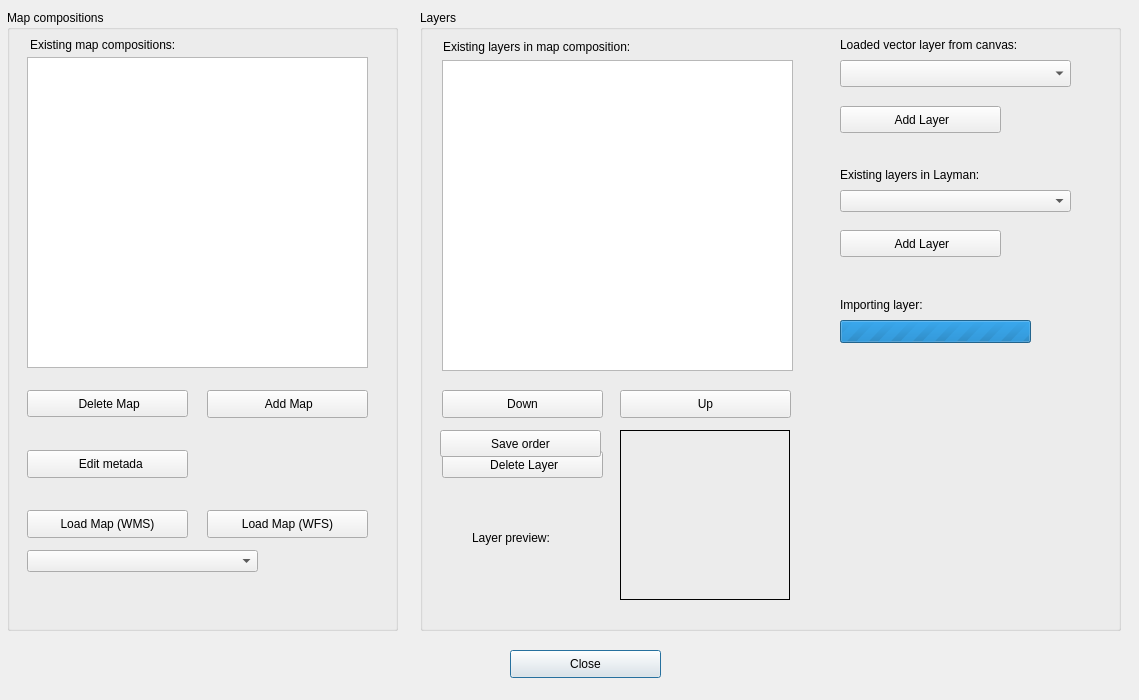
Old version of the form dlg_importMap.ui in the repository LESPROJEKT/qgis-layman-plugin.
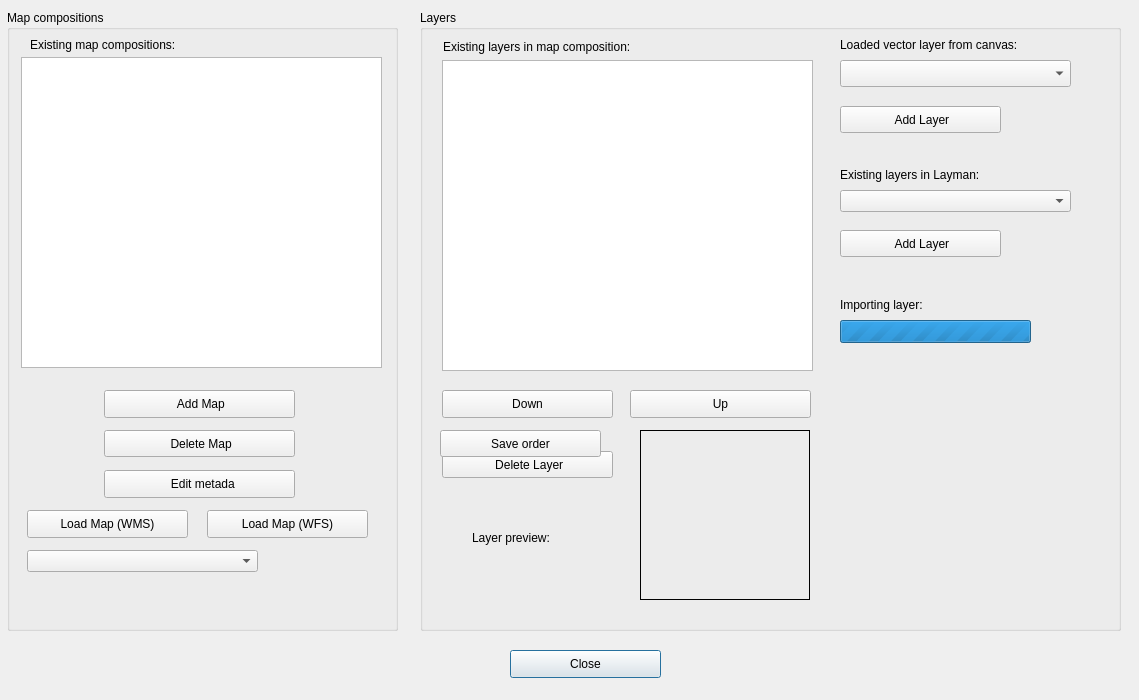
New version of the form. Icons and pictures are not drawn. Custom widgets are drawn as their Qt base class.

What changed in the file:
```diff
--- a/dlg_importMap.ui
+++ b/dlg_importMap.ui
@@ -70,7 +70,7 @@
      <rect>
       <x>22</x>
       <y>50</y>
-      <width>351</width>
+      <width>371</width>
       <height>311</height>
      </rect>
     </property>
@@ -89,7 +89,7 @@
      <rect>
       <x>23</x>
       <y>29</y>
-      <width>201</width>
+      <width>241</width>
       <height>16</height>
      </rect>
     </property>
@@ -102,7 +102,7 @@
      <rect>
       <x>22</x>
       <y>441</y>
-      <width>161</width>
+      <width>171</width>
       <height>27</height>
      </rect>
     </property>
@@ -117,7 +117,7 @@
    <widget class="QLabel" name="label_thumbnail">
     <property name="geometry">
      <rect>
-      <x>200</x>
+      <x>220</x>
       <y>420</y>
       <width>170</width>
       <height>170</height>
@@ -261,9 +261,9 @@
    <widget class="QPushButton" name="pushButton_down">
     <property name="geometry">
      <rect>
-      <x>200</x>
+      <x>210</x>
       <y>380</y>
-      <width>171</width>
+      <width>181</width>
       <height>28</height>
      </rect>
     </property>
@@ -276,7 +276,7 @@
      <rect>
       <x>22</x>
       <y>380</y>
-      <width>161</width>
+      <width>171</width>
       <height>28</height>
      </rect>
     </property>
@@ -317,9 +317,9 @@
    <widget class="QListWidget" name="listWidget">
     <property name="geometry">
      <rect>
-      <x>20</x>
+      <x>14</x>
       <y>47</y>
-      <width>341</width>
+      <width>361</width>
       <height>311</height>
      </rect>
     </property>
@@ -340,9 +340,9 @@
    <widget class="QPushButton" name="pushButton_deleteMap">
     <property name="geometry">
      <rect>
-      <x>20</x>
-      <y>380</y>
-      <width>161</width>
+      <x>97</x>
+      <y>420</y>
+      <width>191</width>
       <height>27</height>
      </rect>
     </property>
@@ -357,9 +357,9 @@
    <widget class="QPushButton" name="pushButton_addMap">
     <property name="geometry">
      <rect>
-      <x>200</x>
+      <x>97</x>
       <y>380</y>
-      <width>161</width>
+      <width>191</width>
       <height>28</height>
      </rect>
     </property>
@@ -370,9 +370,9 @@
    <widget class="QPushButton" name="pushButton_editMeta">
     <property name="geometry">
      <rect>
-      <x>20</x>
-      <y>440</y>
-      <width>161</width>
+      <x>97</x>
+      <y>460</y>
+      <width>191</width>
       <height>28</height>
      </rect>
     </property>
```
